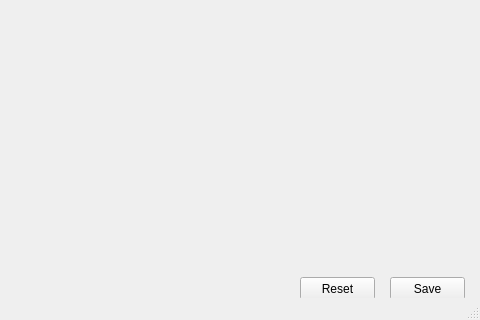
Above: PointSelectionGUI/PointSelectionGUI.ui from mariojgpinto/QtUIs before the change; both pictures show x 180 to 660 and y 223 to 543 of the 660 by 543 pixel window. Below: the same form after it.
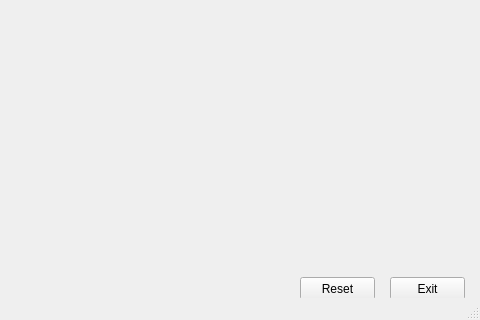
That is the form after the change.

The edit to the form file:
```diff
--- a/PointSelectionGUI/PointSelectionGUI.ui
+++ b/PointSelectionGUI/PointSelectionGUI.ui
@@ -34,7 +34,7 @@
      </rect>
     </property>
     <property name="text">
-     <string>Save</string>
+     <string>Exit</string>
     </property>
    </widget>
    <widget class="QPushButton" name="pushButton_reset">
```
Left out of the diff: 6 changed lines with no effect on the pictures.
